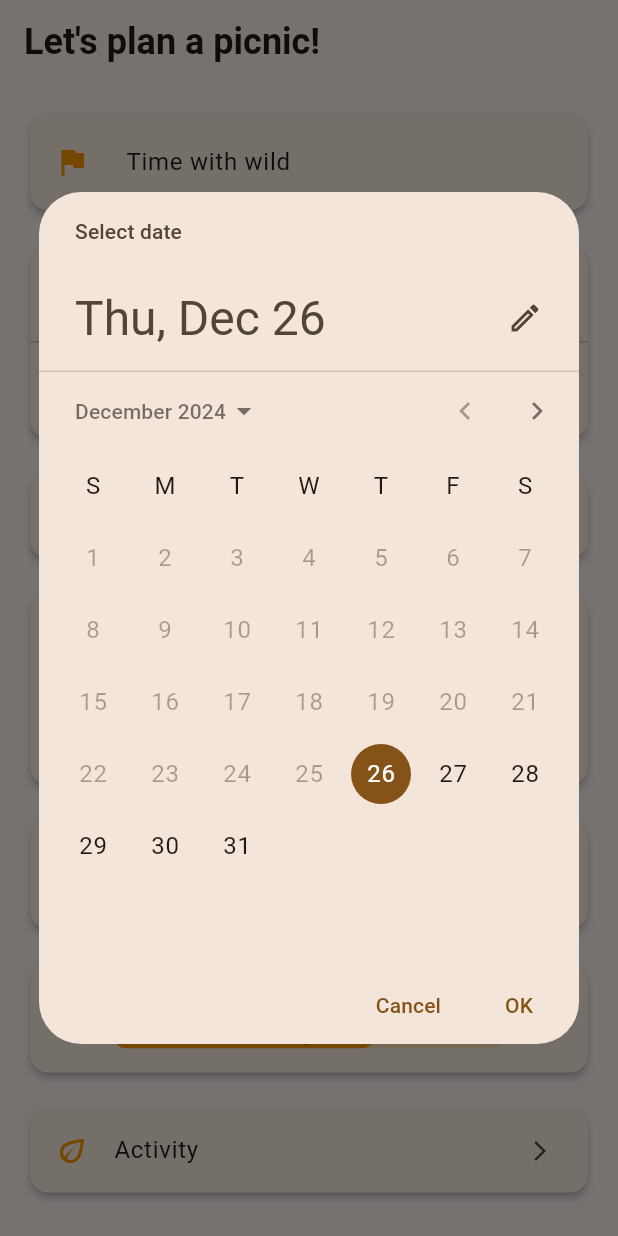
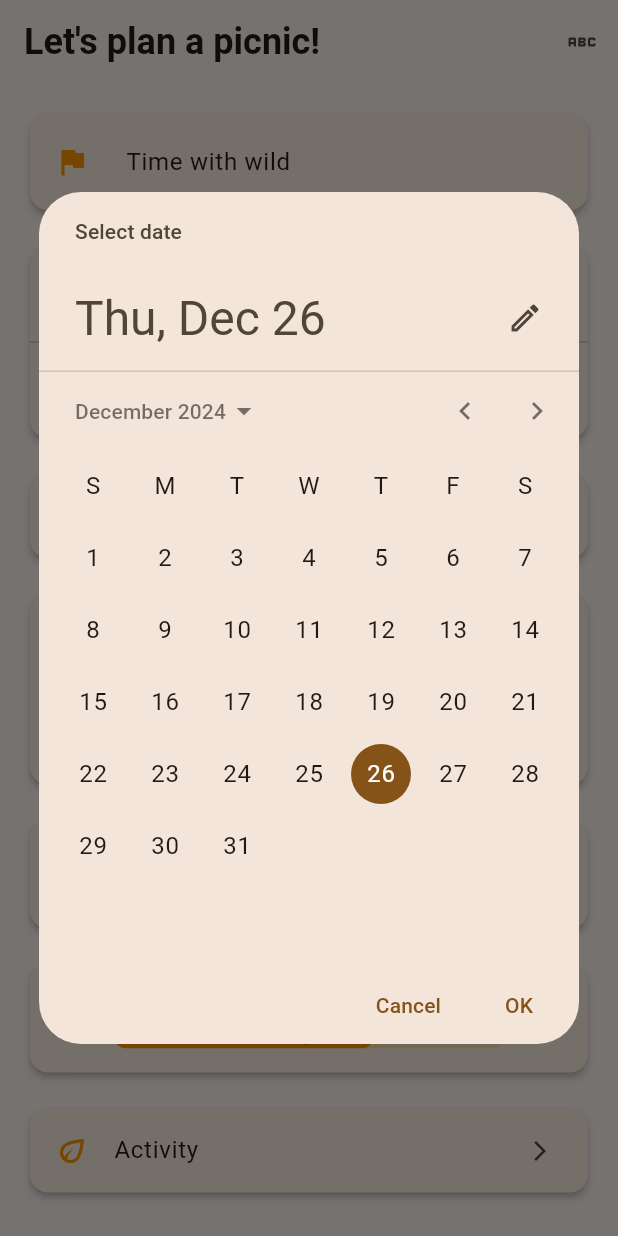
Before and after one commit to InkyChew/flutter-picnic, a Flutter app: the screen it shows after launch, after a tap on an icon or button, on a phone screen of 412 x 824 dp. Run offline on Flutter 3.47's test engine with Material 3 defaults, Android fonts, the phone set to English and light mode, and no system bars; our stand-ins replace card_swiper, equatable, flutter_bloc, flutter_dotenv, flutter_slidable, google_maps_flutter; missing offline and left inert: flutter_flip_card.

Commit message:
Update plan title and date

```diff
--- a/lib/plan/bloc/plan_bloc.dart
+++ b/lib/plan/bloc/plan_bloc.dart
@@ -9,9 +9,10 @@ part 'plan_state.dart';
 class PlanBloc extends Bloc<PlanEvent, PlanState> {
   PlanBloc() : super(PlanInitial()) {
     on<LoadPlan>(getPlan);
+    on<UpdatePlan>(updatePlan);
   }
 
-  getPlan(event, emit) {
+  void getPlan(event, emit) {
     emit(PlanLoading());
 
     try {
@@ -57,7 +58,11 @@ class PlanBloc extends Bloc<PlanEvent, PlanState> {
 
       emit(PlanLoaded(plan: plan));
     } catch (e) {
-      emit(FoodError('Failed to load plan: $e'));
+      emit(PlanError('Failed to load plan: $e'));
     }
   }
+
+  void updatePlan(event, emit) {
+    emit(PlanLoaded(plan: event.plan));
+  }
 }
--- a/lib/plan/bloc/plan_event.dart
+++ b/lib/plan/bloc/plan_event.dart
@@ -15,3 +15,12 @@ class LoadPlan extends PlanEvent {
   @override
   List<Object> get props => [id];
 }
+
+class UpdatePlan extends PlanEvent {
+  final Plan plan;
+
+  const UpdatePlan({required this.plan});
+
+  @override
+  List<Object> get props => [plan];
+}
--- a/lib/plan/bloc/plan_state.dart
+++ b/lib/plan/bloc/plan_state.dart
@@ -20,10 +20,10 @@ final class PlanLoaded extends PlanState {
   List<Object> get props => [plan];
 }
 
-class FoodError extends PlanState {
+final class PlanError extends PlanState {
   final String message;
 
-  const FoodError(this.message);
+  const PlanError(this.message);
 
   @override
   List<Object> get props => [message];
--- /dev/null
+++ b/lib/plan/views/date_range_card.dart
@@ -0,0 +1,84 @@
+import 'package:flutter/material.dart';
+import 'package:intl/intl.dart';
+
+class DateRangeCard extends StatelessWidget {
+  final DateTimeRange range;
+  final Function(DateTime start, DateTime end) onChange;
+
+  const DateRangeCard({super.key, required this.range, required this.onChange});
+
+  Future<DateTime?> _pickDateTime({
+    required BuildContext context,
+    DateTime? initial,
+    DateTime? min,
+    DateTime? max,
+  }) async {
+    DateTime initialDate = initial ?? DateTime.now();
+    final pickedDate = await showDatePicker(
+      context: context,
+      initialDate: initialDate,
+      firstDate: min ?? DateTime(2000),
+      lastDate: max ?? DateTime(2100),
+    );
+    if (pickedDate != null && context.mounted) {
+      final time = await showTimePicker(
+          context: context,
+          initialTime:
+              TimeOfDay(hour: initialDate.hour, minute: initialDate.minute));
+      if (time != null) {
+        return DateTime(
+          pickedDate.year,
+          pickedDate.month,
+          pickedDate.day,
+          time.hour,
+          time.minute,
+        );
+      }
+    }
+    return null;
+  }
+
+  @override
+  Widget build(BuildContext context) {
+    return Card(
+      shape: RoundedRectangleBorder(
+        borderRadius: BorderRadius.circular(12),
+      ),
+      elevation: 2,
+      child: Column(
+        children: [
+          ListTile(
+            leading: const Icon(
+              Icons.calendar_today,
+              color: Colors.orange,
+            ),
+            title: Text(
+              DateFormat('yyyy-MM-dd HH:mm').format(range.start),
+            ),
+            onTap: () async {
+              var start =
+                  await _pickDateTime(context: context, initial: range.start);
+              if (start != null) {
+                onChange(start, range.end);
+              }
+            },
+          ),
+          const Divider(),
+          ListTile(
+            leading: const Icon(Icons.calendar_today, color: Colors.orange),
+            title: Text(
+              DateFormat('yyyy-MM-dd HH:mm').format(range.end),
+            ),
+            onTap: () async {
+              var end =
+                  await _pickDateTime(context: context, initial: range.end);
+              if (end != null) {
+                onChange(range.start, end);
+              }
+            },
+          ),
+        ],
+      ),
+    );
+  }
+}
--- a/lib/plan/views/plan_page.dart
+++ b/lib/plan/views/plan_page.dart
@@ -1,11 +1,12 @@
 import 'package:flutter/material.dart';
 import 'package:flutter_bloc/flutter_bloc.dart';
-import 'package:intl/intl.dart';
 import 'package:picnic/plan/bloc/plan_bloc.dart';
 import 'package:picnic/plan/models/models.dart';
+import 'package:picnic/plan/views/date_range_card.dart';
 import 'package:picnic/plan/views/food_checklist_page.dart';
 import 'package:picnic/plan/views/guest_page.dart';
 import 'package:picnic/place/views/place_search.dart';
+import 'package:picnic/plan/views/title_card.dart';
 import 'package:picnic/plan/views/tool_checklist_page.dart';
 
 class PlanPage extends StatefulWidget {
@@ -16,27 +17,6 @@ class PlanPage extends StatefulWidget {
 }
 
 class _PlanPageState extends State<PlanPage> {
-
-  void _pickDateTime(
-      BuildContext context, Function(DateTime) onDateSelected) async {
-    final pickedDate = await showDatePicker(
-      context: context,
-      initialDate: DateTime.now(),
-      firstDate: DateTime.now(),
-      lastDate: DateTime(2100),
-    );
-    if (pickedDate != null && context.mounted) {
-      final time = await showTimePicker(
-        context: context,
-        initialTime: TimeOfDay.now(),
-      );
-      if (time != null) {
-        onDateSelected(DateTime(pickedDate.year, pickedDate.month,
-            pickedDate.day, time.hour, time.minute));
-      }
-    }
-  }
-
   void _navigateToSearchPlace() {
     Navigator.push(
         context,
@@ -85,6 +65,7 @@ class _PlanPageState extends State<PlanPage> {
           return const Text('LOADING');
         }
         if (state is PlanLoaded) {
+          final plan = state.plan;
           return Scaffold(
             appBar: AppBar(
               backgroundColor: Colors.transparent,
@@ -93,65 +74,29 @@ class _PlanPageState extends State<PlanPage> {
                 "Let's plan a picnic!",
                 style: TextStyle(fontSize: 24, fontWeight: FontWeight.bold),
               ),
+              actions: [
+                IconButton(
+                    onPressed: () => print(plan.toString()),
+                    icon: const Icon(Icons.abc))
+              ],
             ),
             body: ListView(padding: const EdgeInsets.all(16.0), children: [
               // Title
-              Card(
-                shape: RoundedRectangleBorder(
-                  borderRadius: BorderRadius.circular(12),
-                ),
-                elevation: 2,
-                child: ListTile(
-                  leading: const Icon(Icons.flag, color: Colors.orange),
-                  title: TextFormField(
-                    initialValue: state.plan.title,
-                    decoration: const InputDecoration(
-                      hintText: 'Title',
-                      border: InputBorder.none,
-                      contentPadding: EdgeInsets.symmetric(horizontal: 8),
-                    ),
-                    onChanged: (value) {},
-                  ),
-                ),
+              TitleCard(
+                title: plan.title,
+                titleChanged: (value) => context
+                    .read<PlanBloc>()
+                    .add(UpdatePlan(plan: plan.copyWith(title: value))),
               ),
               const SizedBox(height: 16),
 
               // Start and End Datetime
-              Card(
-                shape: RoundedRectangleBorder(
-                  borderRadius: BorderRadius.circular(12),
-                ),
-                elevation: 2,
-                child: Column(
-                  children: [
-                    ListTile(
-                      leading: const Icon(
-                        Icons.calendar_today,
-                        color: Colors.orange,
-                      ),
-                      title: Text(
-                        DateFormat('yyyy-MM-dd HH:mm').format(state.plan.startDate),
-                      ),
-                      onTap: () => _pickDateTime(
-                        context,
-                        (date) =>
-                            setState(() => state.plan.copyWith(startDate: date)),
-                      ),
-                    ),
-                    const Divider(),
-                    ListTile(
-                      leading: const Icon(Icons.calendar_today,
-                          color: Colors.orange),
-                      title: Text(
-                        DateFormat('yyyy-MM-dd HH:mm').format(state.plan.endDate),
-                      ),
-                      onTap: () => _pickDateTime(
-                        context,
-                        (date) => setState(() => state.plan.copyWith(endDate: date)),
-                      ),
-                    ),
-                  ],
-                ),
+              DateRangeCard(
+                range: DateTimeRange(start: plan.startDate, end: plan.endDate),
+                onChange: (DateTime start, DateTime end) => context
+                    .read<PlanBloc>()
+                    .add(UpdatePlan(
+                        plan: plan.copyWith(startDate: start, endDate: end))),
               ),
               const SizedBox(height: 16),
 
@@ -185,7 +130,7 @@ class _PlanPageState extends State<PlanPage> {
                   subtitle: SingleChildScrollView(
                     scrollDirection: Axis.horizontal,
                     child: Row(
-                      children: state.plan.members
+                      children: plan.members
                           .map((member) => Padding(
                                 padding: const EdgeInsets.only(
                                     top: 10.0, right: 8.0),
@@ -211,7 +156,7 @@ class _PlanPageState extends State<PlanPage> {
                     ),
                   ),
                   trailing: const Icon(Icons.arrow_forward_ios, size: 16),
-                  onTap: () => _navigateToGuestScreen(state.plan),
+                  onTap: () => _navigateToGuestScreen(plan),
                 ),
               ),
               const SizedBox(height: 16),
@@ -229,20 +174,20 @@ class _PlanPageState extends State<PlanPage> {
                     alignment: Alignment.center,
                     children: [
                       LinearProgressIndicator(
-                        value: state.plan.foodPreparedProgress,
+                        value: plan.foodPreparedProgress,
                         minHeight: 16,
                         borderRadius: BorderRadius.circular(12),
                         backgroundColor: Colors.orange.shade100,
                         color: Colors.orange,
                       ),
                       Text(
-                        '${state.plan.foodPreparedCount} / ${state.plan.foodTotalCount}',
+                        '${plan.foodPreparedCount} / ${plan.foodTotalCount}',
                         // style: const TextStyle(fontSize: 12),
                       ),
                     ],
                   ),
                   trailing: const Icon(Icons.arrow_forward_ios, size: 16),
-                  onTap: () => _navigateToFoodChecklist(state.plan),
+                  onTap: () => _navigateToFoodChecklist(plan),
                 ),
               ),
               const SizedBox(height: 16),
@@ -261,20 +206,20 @@ class _PlanPageState extends State<PlanPage> {
                     alignment: Alignment.center,
                     children: [
                       LinearProgressIndicator(
-                        value: state.plan.toolPreparedProgresst,
+                        value: plan.toolPreparedProgresst,
                         minHeight: 16,
                         borderRadius: BorderRadius.circular(12),
                         backgroundColor: Colors.orange.shade100,
                         color: Colors.orange,
                       ),
                       Text(
-                        '${state.plan.toolPreparedCount} / ${state.plan.toolTotalCount}',
+                        '${plan.toolPreparedCount} / ${plan.toolTotalCount}',
                         // style: const TextStyle(fontSize: 12),
                       ),
                     ],
                   ),
                   trailing: const Icon(Icons.arrow_forward_ios, size: 16),
-                  onTap: () => _navigateToToolChecklist(state.plan),
+                  onTap: () => _navigateToToolChecklist(plan),
                 ),
               ),
               const SizedBox(height: 16),
--- /dev/null
+++ b/lib/plan/views/title_card.dart
@@ -0,0 +1,30 @@
+import 'package:flutter/material.dart';
+
+class TitleCard extends StatelessWidget {
+  final String title;
+  final Function(String)? titleChanged;
+
+  const TitleCard({super.key, required this.title, this.titleChanged});
+
+  @override
+  Widget build(BuildContext context) {
+    return Card(
+      shape: RoundedRectangleBorder(
+        borderRadius: BorderRadius.circular(12),
+      ),
+      elevation: 2,
+      child: ListTile(
+        leading: const Icon(Icons.flag, color: Colors.orange),
+        title: TextFormField(
+          initialValue: title,
+          decoration: const InputDecoration(
+            hintText: 'Title',
+            border: InputBorder.none,
+            contentPadding: EdgeInsets.symmetric(horizontal: 8),
+          ),
+          onChanged: titleChanged,
+        ),
+      ),
+    );
+  }
+}
```
Also changed, not shown: lib/plan/cubit/datetime_picker_cubit.dart (deleted, +0 -39 lines), lib/plan/cubit/datetime_picker_state.dart (deleted, +0 -34 lines).
